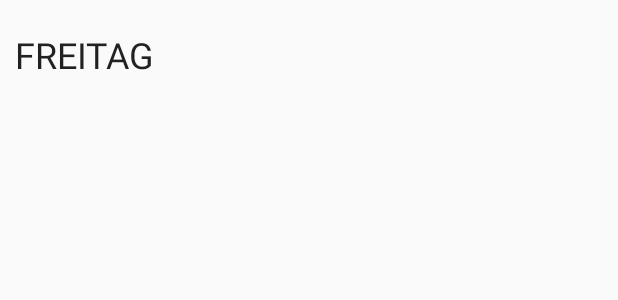
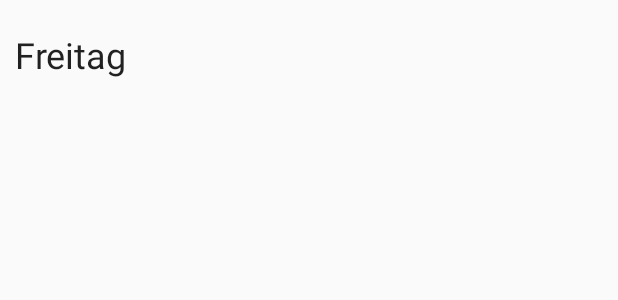
Before and after one commit to Vwild/UniOrganizer, an Android app: the layout fragment_timetable_day.xml on its own in the app's theme, with its tools: preview values and no code run, on a phone screen of 412 x 824 dp. Shown: the top 300 px of the screen. Run offline under Robolectric (Android 15) with nearby library versions, the phone set to English and light mode, and no system bars.

Commit message:
Layouts bearbeitet

```diff
--- a/app/src/main/res/layout/fragment_timetable_day.xml
+++ b/app/src/main/res/layout/fragment_timetable_day.xml
@@ -1,25 +1,24 @@
 <?xml version="1.0" encoding="utf-8"?>
-<FrameLayout xmlns:android="http://schemas.android.com/apk/res/android"
+<LinearLayout xmlns:android="http://schemas.android.com/apk/res/android"
     xmlns:tools="http://schemas.android.com/tools"
     android:layout_width="match_parent"
-    android:layout_height="500dp"
-    tools:context=".Stundenplan.TimetableDayFragment">
+    android:layout_height="match_parent"
+    tools:context=".Stundenplan.TimetableDayFragment"
+    android:orientation="vertical">
 
     <TextView
         android:id="@+id/dayname_textView"
         android:layout_width="match_parent"
-        android:layout_height="50dp"
+        android:layout_height="wrap_content"
         android:layout_marginLeft="10dp"
         android:layout_marginTop="20dp"
         android:layout_marginRight="10dp"
-        android:textAppearance="@style/TextAppearance.AppCompat.Headline"
-        android:text="FREITAG"
-        />
+        android:text="Freitag"
+        android:textAppearance="@style/TextAppearance.AppCompat.Headline" />
 
     <ListView
         android:id="@+id/list_view_timetable_day"
         android:layout_width="match_parent"
-        android:layout_height="420dp"
-        android:layout_gravity="bottom"></ListView>
+        android:layout_height="match_parent"></ListView>
 
-</FrameLayout>
+</LinearLayout>
--- a/app/src/main/res/values/strings.xml
+++ b/app/src/main/res/values/strings.xml
@@ -1,6 +1,6 @@
 <resources>
     <string name="app_name">UniOrganizer</string>
-
-    <!-- TODO: Remove or change this placeholder text -->
-    <string name="hello_blank_fragment">Hello blank fragment</string>
+    <string name="string_editText_entryname">Name der Veranstaltung ...</string>
+    <string name="string_editText_description">Beschreibung ...</string>
+    <string name="string_button_addEntry">Hinzufügen</string>
 </resources>
```
Also changed, not shown: app/src/main/res/layout/activity_timetable.xml (+15 -9 lines).
